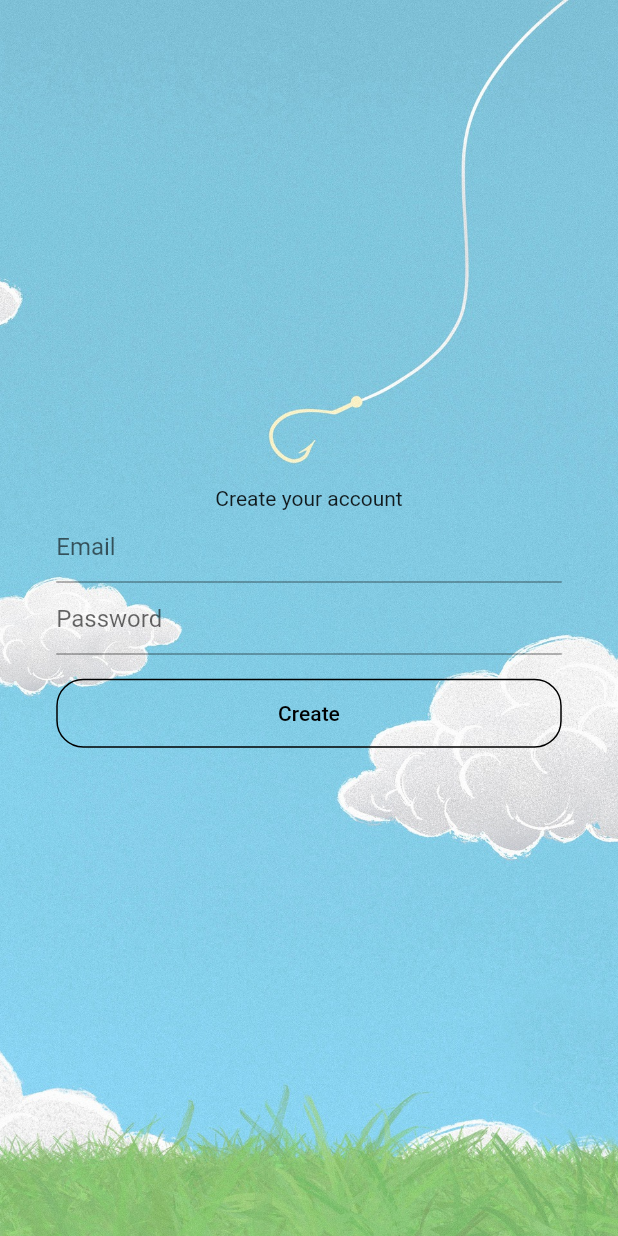
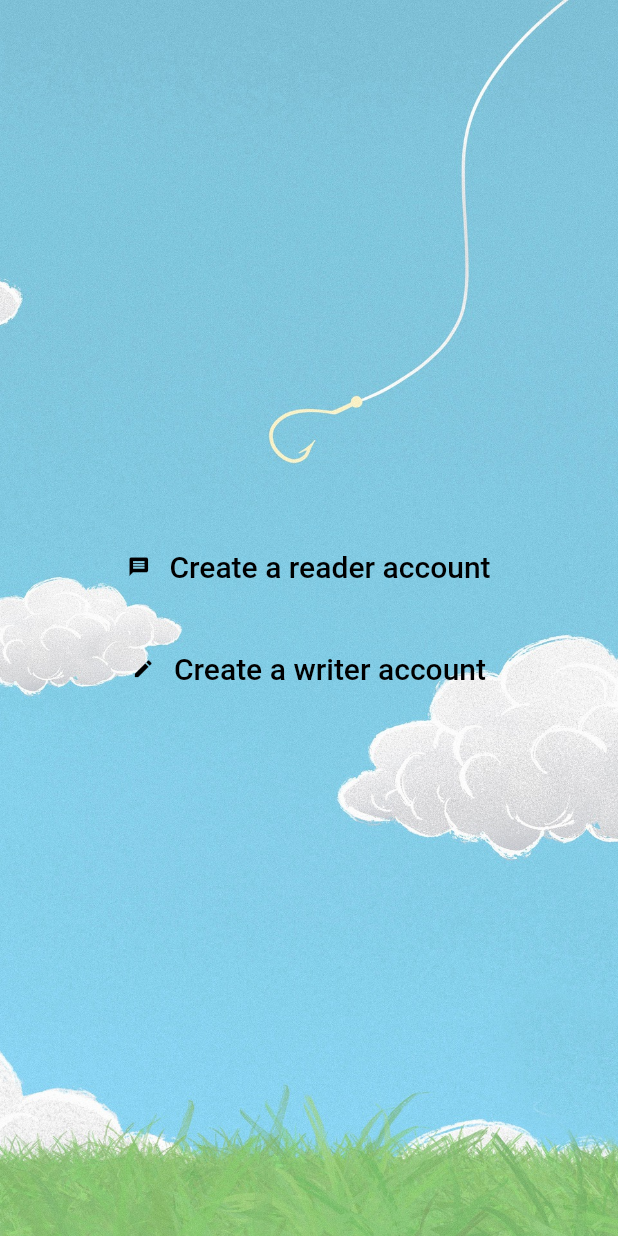
Before and after one commit to lyrocs/note-for-you, a Flutter app: the screen it shows after launch, after a tap on "Create an account", on a phone screen of 412 x 824 dp. Run offline on Flutter 3.47's test engine with Material 2 defaults, Android fonts, the phone set to English and light mode, and no system bars; our stand-ins replace cloud_firestore, firebase_auth, firebase_core, flutter_local_notifications, flutter_native_timezone, rxdart and 2 more; accounts and stored records are empty; network calls fail.

Commit message:
Rename login/register and add local notification

```diff
--- a/lib/main.dart
+++ b/lib/main.dart
@@ -1,7 +1,8 @@
 import 'package:flutter/material.dart';
 import 'package:note_for_you/ui/loading.dart';
-import 'package:note_for_you/ui/login.dart';
-import 'package:note_for_you/ui/subscribe.dart';
+import 'package:note_for_you/ui/signin.dart';
+import 'package:note_for_you/ui/signup.dart';
+import 'package:note_for_you/ui/signup_choice.dart';
 
 import 'package:note_for_you/ui/reader/check_token.dart';
 import 'package:note_for_you/ui/reader/home.dart';
@@ -9,14 +10,19 @@ import 'package:note_for_you/ui/reader/home.dart';
 import 'package:note_for_you/ui/writer/home_writer.dart';
 import 'package:note_for_you/ui/writer/note_list.dart';
 import 'package:note_for_you/ui/writer/note_form.dart';
+import 'package:note_for_you/services/notification_service.dart';
 
 import 'package:firebase_core/firebase_core.dart';
 
+
 Future main() async {
   WidgetsFlutterBinding.ensureInitialized();
+  await notificationService.init();
+  notificationService.scheduleDailyTenAMNotification();
   await Firebase.initializeApp();
   runApp(NoteForYou());
 }
+
 
 class NoteForYou extends StatelessWidget {
 
@@ -27,8 +33,9 @@ class NoteForYou extends StatelessWidget {
       debugShowCheckedModeBanner: false,
       routes: <String, WidgetBuilder>{
         '/loading': (context) => LoadingPage(),
-        '/login': (context) => LoginPage(),
-        '/subscribe': (context) => SubscribePage(),
+        '/signin': (context) => SignInPage(),
+        '/signup': (context) => SignUpPage(),
+        '/signup/choice': (context) => SignUpChoicePage(),
         '/reader/check-token': (context) => CheckTokenPage(),
         '/reader/home': (context) => HomeReaderPage(),
         '/writer/home': (context) => HomeWriterPage(),
--- /dev/null
+++ b/lib/services/notification_service.dart
@@ -0,0 +1,157 @@
+import 'dart:async';
+
+import 'package:flutter/cupertino.dart';
+import 'package:flutter/material.dart';
+import 'package:flutter_local_notifications/flutter_local_notifications.dart';
+import 'package:flutter_native_timezone/flutter_native_timezone.dart';
+import 'package:rxdart/subjects.dart';
+import 'package:timezone/data/latest.dart' as tz;
+import 'package:timezone/timezone.dart' as tz;
+
+class NotificationService {
+
+  final FlutterLocalNotificationsPlugin flutterLocalNotificationsPlugin =
+  FlutterLocalNotificationsPlugin();
+
+  /// Streams are created so that app can respond to notification-related events
+  /// since the plugin is initialised in the `main` function
+  final BehaviorSubject<ReceivedNotification> didReceiveLocalNotificationSubject =
+  BehaviorSubject<ReceivedNotification>();
+
+  final BehaviorSubject<String?> selectNotificationSubject =
+  BehaviorSubject<String?>();
+
+
+
+
+  String? selectedNotificationPayload;
+
+  /// IMPORTANT: running the following code on its own won't work as there is
+  /// setup required for each platform head project.
+  ///
+  /// Please download the complete example app from the GitHub repository where
+  /// all the setup has been done
+  Future<void> init() async {
+    _requestPermissions();
+    // needed if you intend to initialize in the `main` function
+
+
+    await _configureLocalTimeZone();
+
+    final NotificationAppLaunchDetails? notificationAppLaunchDetails =
+    await flutterLocalNotificationsPlugin.getNotificationAppLaunchDetails();
+    // String initialRoute = HomePage.routeName;
+    // if (notificationAppLaunchDetails?.didNotificationLaunchApp ?? false) {
+    //   selectedNotificationPayload = notificationAppLaunchDetails!.payload;
+    //   initialRoute = SecondPage.routeName;
+    // }
+
+    const AndroidInitializationSettings initializationSettingsAndroid =
+    AndroidInitializationSettings('app_icon');
+
+    /// Note: permissions aren't requested here just to demonstrate that can be
+    /// done later
+    final IOSInitializationSettings initializationSettingsIOS =
+    IOSInitializationSettings(
+        requestAlertPermission: false,
+        requestBadgePermission: false,
+        requestSoundPermission: false,
+        onDidReceiveLocalNotification:
+            (int id, String? title, String? body, String? payload) async {
+          didReceiveLocalNotificationSubject.add(ReceivedNotification(
+              id: id, title: title, body: body, payload: payload));
+        });
+    const MacOSInitializationSettings initializationSettingsMacOS =
+    MacOSInitializationSettings(
+        requestAlertPermission: false,
+        requestBadgePermission: false,
+        requestSoundPermission: false);
+    final InitializationSettings initializationSettings = InitializationSettings(
+        android: initializationSettingsAndroid,
+        iOS: initializationSettingsIOS,
+        macOS: initializationSettingsMacOS);
+    await flutterLocalNotificationsPlugin.initialize(initializationSettings,
+        onSelectNotification: (String? payload) async {
+          if (payload != null) {
+            debugPrint('notification payload: $payload');
+          }
+          selectedNotificationPayload = payload;
+          selectNotificationSubject.add(payload);
+        });
+  }
+
+
+  Future<void> _configureLocalTimeZone() async {
+    tz.initializeTimeZones();
+    final String? timeZoneName = await FlutterNativeTimezone.getLocalTimezone();
+    tz.setLocalLocation(tz.getLocation(timeZoneName!));
+  }
+
+  void _requestPermissions() {
+    flutterLocalNotificationsPlugin
+        .resolvePlatformSpecificImplementation<
+        IOSFlutterLocalNotificationsPlugin>()
+        ?.requestPermissions(
+      alert: true,
+      badge: true,
+      sound: true,
+    );
+    flutterLocalNotificationsPlugin
+        .resolvePlatformSpecificImplementation<
+        MacOSFlutterLocalNotificationsPlugin>()
+        ?.requestPermissions(
+      alert: true,
+      badge: true,
+      sound: true,
+    );
+  }
+
+
+  tz.TZDateTime _nextInstanceOfTenAM() {
+    final tz.TZDateTime now = tz.TZDateTime.now(tz.local);
+    tz.TZDateTime scheduledDate =
+    tz.TZDateTime(tz.local, now.year, now.month, now.day, 10);
+
+    if (scheduledDate.isBefore(now)) {
+      scheduledDate = scheduledDate.add(const Duration(days: 1));
+    }
+    return scheduledDate;
+  }
+
+  Future<void> scheduleDailyTenAMNotification() async {
+    await notificationService.flutterLocalNotificationsPlugin.zonedSchedule(
+        0,
+        'Don\'t forget to check your daily note',
+        '',
+        _nextInstanceOfTenAM(),
+        const NotificationDetails(
+          android: AndroidNotificationDetails(
+              'daily notification channel id',
+              'daily notification channel name',
+              'daily notification description'),
+        ),
+        androidAllowWhileIdle: true,
+        uiLocalNotificationDateInterpretation:
+        UILocalNotificationDateInterpretation.absoluteTime,
+        matchDateTimeComponents: DateTimeComponents.time);
+  }
+
+
+}
+
+class ReceivedNotification {
+  ReceivedNotification({
+    required this.id,
+    required this.title,
+    required this.body,
+    required this.payload,
+  });
+
+  final int id;
+  final String? title;
+  final String? body;
+  final String? payload;
+}
+
+
+final notificationService = NotificationService();
--- a/lib/ui/loading.dart
+++ b/lib/ui/loading.dart
@@ -1,16 +1,16 @@
 import 'package:flutter/cupertino.dart';
 import 'package:flutter/material.dart';
-import 'package:intl/intl.dart';
-import 'package:note_for_you/bloc/note.bloc.dart';
 import 'package:note_for_you/bloc/user.bloc.dart';
+
+
 
 class LoadingPage extends StatefulWidget {
   @override
   _LoadingPageState createState() => _LoadingPageState();
 }
 
+
 class _LoadingPageState extends State<LoadingPage> {
-  final GlobalKey<ScaffoldState> _key = GlobalKey<ScaffoldState>();
   TextEditingController textController = TextEditingController();
 
   initValues() {
@@ -25,20 +25,31 @@ class _LoadingPageState extends State<LoadingPage> {
         }
       } else {
         Navigator.pushNamed(
-            context, '/login');
+            context, '/signin');
       }
     });
   }
 
   @override
   void initState() {
+    super.initState();
     initValues();
-    super.initState();
   }
+
+
 
   @override
   Widget build(BuildContext context) {
 
-    return Center(child: CircularProgressIndicator());
+    return Center(child:
+      Column(
+        children: [
+          CircularProgressIndicator(),
+        ],
+      )
+    );
   }
+
+
+
 }
--- a/lib/ui/reader/check_token.dart
+++ b/lib/ui/reader/check_token.dart
@@ -45,7 +45,7 @@ class _CheckTokenPageState extends State<CheckTokenPage> {
                         var userExist = await userBloc.checkToken(value);
                         if (userExist) {
                           // Navigator.pushNamed(context, '/note');
-                          Navigator.pushNamed(context, '/subscribe');
+                          Navigator.pushNamed(context, '/signup');
                         } else {
                           tokenError = 'Token not found';
                           setState(() {});
--- a/lib/ui/reader/menu.dart
+++ b/lib/ui/reader/menu.dart
@@ -46,7 +46,7 @@ buildMenu(context) {
                     ),
                     onPressed: () async {
                       await userBloc.logout();
-                      Navigator.pushNamed(context, '/login');
+                      Navigator.pushNamed(context, '/signin');
                     },
                   ),
                 ),
--- a/lib/ui/login.dart
+++ b/lib/ui/signin.dart
@@ -2,12 +2,12 @@ import 'package:flutter/cupertino.dart';
 import 'package:flutter/material.dart';
 import 'package:note_for_you/bloc/user.bloc.dart';
 
-class LoginPage extends StatefulWidget {
+class SignInPage extends StatefulWidget {
   @override
-  _LoginState createState() => _LoginState();
+  _SignInState createState() => _SignInState();
 }
 
-class _LoginState extends State<LoginPage> {
+class _SignInState extends State<SignInPage> {
   TextEditingController loginController = TextEditingController();
   TextEditingController passwordController = TextEditingController();
 
@@ -107,22 +107,7 @@ class _LoginState extends State<LoginPage> {
                             children: [
                               TextButton(
                                   onPressed: () {
-                                    Navigator.pushNamed(
-                                        context, '/reader/check-token');
-                                  },
-                                  style: ButtonStyle(
-                                    padding:
-                                        MaterialStateProperty.all<EdgeInsets>(
-                                            EdgeInsets.all(15)),
-                                    foregroundColor:
-                                        MaterialStateProperty.all<Color>(
-                                            Colors.black),
-                                  ),
-                                  child: Text('You already have a code',
-                                      style: TextStyle(fontSize: textSize))),
-                              TextButton(
-                                  onPressed: () {
-                                    Navigator.pushNamed(context, '/subscribe');
+                                    Navigator.pushNamed(context, '/signup/choice');
                                   },
                                   style: ButtonStyle(
                                     padding:
--- a/lib/ui/subscribe.dart
+++ b/lib/ui/signup.dart
@@ -2,21 +2,21 @@ import 'package:flutter/cupertino.dart';
 import 'package:flutter/material.dart';
 import 'package:note_for_you/bloc/user.bloc.dart';
 
-class SubscribePage extends StatefulWidget {
+class SignUpPage extends StatefulWidget {
   @override
-  _SubscribeState createState() => _SubscribeState();
+  _SignUpState createState() => _SignUpState();
 }
 
-class _SubscribeState extends State<SubscribePage> {
+class _SignUpState extends State<SignUpPage> {
+  TextEditingController loginController = TextEditingController();
+  TextEditingController passwordController = TextEditingController();
+
   @override
   Widget build(BuildContext context) {
     double textSize = MediaQuery.of(context).size.width <= 600 ? 14.0 : 20.0;
     double horizontalSize = MediaQuery.of(context).size.width <= 600
         ? MediaQuery.of(context).size.width - 75
         : MediaQuery.of(context).size.width / 3;
-
-    TextEditingController loginController = TextEditingController();
-    TextEditingController passwordController = TextEditingController();
 
     return Scaffold(
         body: Container(
--- /dev/null
+++ b/lib/ui/signup_choice.dart
@@ -0,0 +1,71 @@
+import 'package:flutter/cupertino.dart';
+import 'package:flutter/material.dart';
+import 'package:note_for_you/bloc/user.bloc.dart';
+
+class SignUpChoicePage extends StatefulWidget {
+  @override
+  _SignUpChoiceState createState() => _SignUpChoiceState();
+}
+
+class _SignUpChoiceState extends State<SignUpChoicePage> {
+  @override
+  Widget build(BuildContext context) {
+    double textSize = MediaQuery.of(context).size.width <= 600 ? 14.0 : 20.0;
+    double horizontalSize = MediaQuery.of(context).size.width <= 600
+        ? MediaQuery.of(context).size.width - 75
+        : MediaQuery.of(context).size.width / 3;
+
+    return Scaffold(
+        body: Container(
+            decoration: BoxDecoration(
+              image: DecorationImage(
+                image: AssetImage("assets/images/login-background.jpg"),
+                fit: BoxFit.cover,
+              ),
+            ),
+            child: Center(
+                child: Column(
+                    mainAxisAlignment: MainAxisAlignment.center,
+                    crossAxisAlignment: CrossAxisAlignment.center,
+                    children: [
+                  Column(children: [
+                    Container(
+                      width: horizontalSize,
+                      child: Column(
+                        children: [
+                          TextButton.icon(
+                            icon: Icon(
+                              Icons.message,
+                              color: Colors.black,
+                              size: 15.0,
+                            ),
+                            label: Text(' Create a reader account',
+                                style: TextStyle(
+                                    color: Colors.black, fontSize: 20.0)),
+                            onPressed: () {
+                              Navigator.pushNamed(
+                                  context, '/reader/check-token');
+                            },
+                          ),
+                          Padding(padding: EdgeInsets.only(bottom: 20.0)),
+                          TextButton.icon(
+                            icon: Icon(
+                              Icons.edit,
+                              color: Colors.black,
+                              size: 15.0,
+                            ),
+                            label: Text(' Create a writer account',
+                                style: TextStyle(
+                                    color: Colors.black, fontSize: 20.0)),
+                            onPressed: () {
+                              Navigator.pushNamed(
+                                  context, '/signup');
+                            },
+                          ),
+                        ],
+                      ),
+                    ),
+                  ])
+                ]))));
+  }
+}
--- a/lib/ui/writer/menu.dart
+++ b/lib/ui/writer/menu.dart
@@ -46,7 +46,7 @@ buildMenu(context) {
                     ),
                     onPressed: () async {
                       await userBloc.logout();
-                      Navigator.pushNamed(context, '/login');
+                      Navigator.pushNamed(context, '/signin');
                     },
                   ),
                 ),
--- a/pubspec.yaml
+++ b/pubspec.yaml
@@ -28,6 +28,9 @@ dependencies:
   firebase_core: ^1.1.0
   firebase_auth: ^1.1.3
   cloud_firestore: ^2.0.0
+  flutter_local_notifications: 5.0.0+4
+  flutter_native_timezone: ^1.0.10
+  rxdart: ^0.26.0-nullsafety.1
 
   # The following adds the Cupertino Icons font to your application.
   # Use with the CupertinoIcons class for iOS style icons.
```
Also changed, not shown: pubspec.lock, 4 other files.
